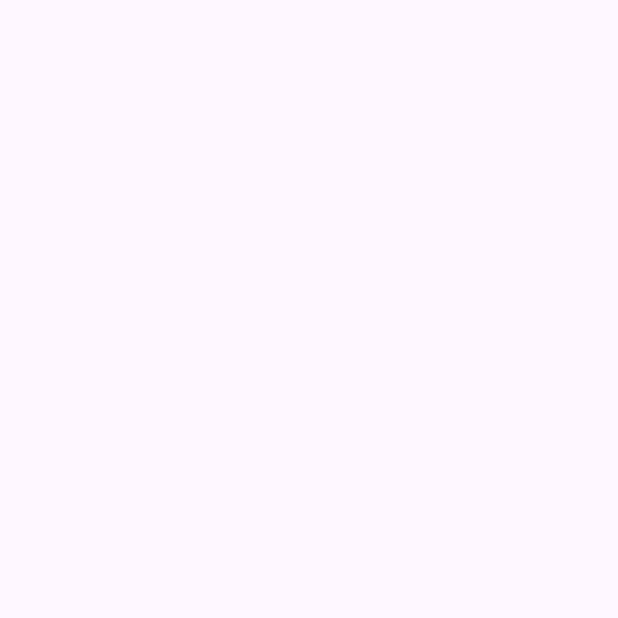
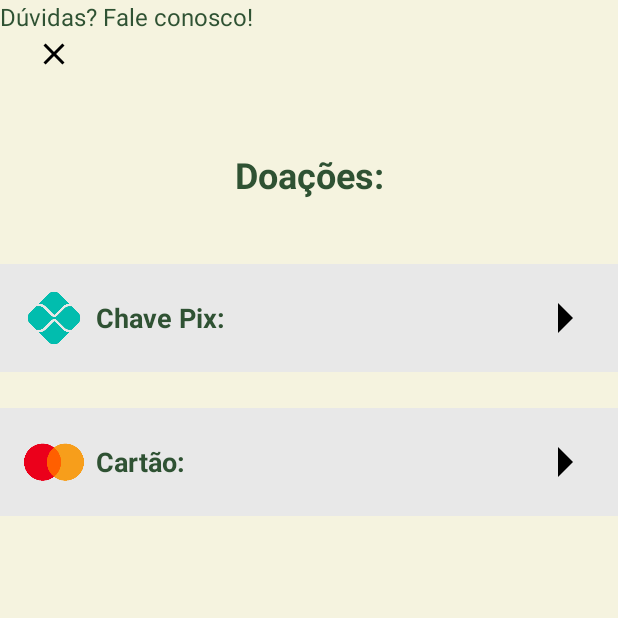
Before and after one commit to mingkiui/hortela, an Android app: the RealizarDoacao screen opened directly, with no data from a screen before it, on a phone screen of 412 x 824 dp, the top half of it. Before the commit the part shown is empty. Run offline under Robolectric (Android 15) with nearby library versions, the phone set to English and light mode, and no system bars.

Commit message:
versão atualizada 29-08
ainda temos um erro na conexão com o bd;
coisei a tela realizardoacao_main.xml

xoxo gossip girl

```diff
--- a/app/src/main/AndroidManifest.xml
+++ b/app/src/main/AndroidManifest.xml
@@ -1,6 +1,8 @@
 <?xml version="1.0" encoding="utf-8"?>
 <manifest xmlns:android="http://schemas.android.com/apk/res/android"
     xmlns:tools="http://schemas.android.com/tools">
+
+    <uses-permission android:name="android.permission.INTERNET"/>
 
     <application
         android:allowBackup="true"
--- /dev/null
+++ b/app/src/main/res/drawable/xis.xml
@@ -0,0 +1,13 @@
+<?xml version="1.0" encoding="utf-8"?>
+<vector xmlns:android="http://schemas.android.com/apk/res/android"
+
+    android:width="48dp"
+    android:height="48dp"
+    android:viewportWidth="24"
+    android:viewportHeight="24">
+        <path
+            android:fillColor="#000000"
+            android:pathData="M10,17l5,-5l-5,-5v10z"/>
+
+
+</vector>
--- a/app/src/main/res/layout/activity_main.xml
+++ b/app/src/main/res/layout/activity_main.xml
@@ -1,22 +1,24 @@
 <?xml version="1.0" encoding="utf-8"?>
 <RelativeLayout xmlns:android="http://schemas.android.com/apk/res/android"
+    xmlns:app="http://schemas.android.com/apk/res-auto"
     android:layout_width="match_parent"
     android:layout_height="match_parent"
     android:background="#E9E6D5">
 
     <!-- Botão de fechar (X) no canto superior esquerdo -->
 
+
+    <!-- Entrar como usuário -->
+
     <ImageView
         android:id="@+id/icon_principal"
-        android:layout_width="370dp"
-        android:layout_height="170dp"
+        android:layout_width="341dp"
+        android:layout_height="142dp"
         android:layout_alignParentEnd="true"
         android:layout_marginTop="9dp"
-        android:layout_marginEnd="20dp"
+        android:layout_marginEnd="26dp"
         android:src="@drawable/iconhortela" />
 
-
-    <!-- Entrar como usuário -->
     <TextView
         android:id="@+id/tvTitle"
         android:layout_width="wrap_content"
@@ -92,19 +94,22 @@
         android:textSize="16sp" />
 
     <!-- Botão Entrar -->
+
     <Button
         android:id="@+id/btnLogin"
         android:layout_width="match_parent"
         android:layout_height="wrap_content"
         android:layout_below="@id/tvForgotPassword"
         android:layout_marginStart="30dp"
-        android:layout_marginTop="20dp"
+        android:layout_marginTop="8dp"
         android:layout_marginEnd="30dp"
-        android:backgroundTint="#119F24"
+        android:backgroundTint="#305932"
         android:padding="12dp"
         android:text="Entrar"
         android:textColor="#FFFFFF"
-        android:textSize="18sp" />
+        android:textSize="18sp"
+        app:cornerRadius="10dp"
+        app:iconPadding="10dp" />
 
     <TextView
         android:id="@+id/tvNoAccount"
@@ -112,9 +117,10 @@
         android:layout_height="wrap_content"
         android:layout_below="@id/btnLogin"
         android:layout_centerHorizontal="true"
-        android:layout_marginTop="25dp"
+        android:layout_marginTop="13dp"
         android:clickable="true"
         android:focusable="true"
+        android:minHeight="48dp"
         android:text="Não tenho conta"
         android:textColor="#2D492D"
         android:textSize="16sp" />
--- a/app/src/main/res/layout/cadastro_main.xml
+++ b/app/src/main/res/layout/cadastro_main.xml
@@ -1,6 +1,7 @@
 <?xml version="1.0" encoding="utf-8"?>
 <RelativeLayout
     xmlns:android="http://schemas.android.com/apk/res/android"
+    xmlns:app="http://schemas.android.com/apk/res-auto"
     android:layout_width="match_parent"
     android:layout_height="match_parent"
     android:background="#E9E6D5">
@@ -101,13 +102,15 @@
         android:id="@+id/btnRegister"
         android:layout_width="match_parent"
         android:layout_height="wrap_content"
+        android:layout_below="@+id/etConfirmPass1"
+        android:layout_marginStart="30dp"
+        android:layout_marginTop="40dp"
+        android:layout_marginEnd="30dp"
+        android:backgroundTint="#305932"
+        android:padding="12dp"
         android:text="Cadastrar-se"
         android:textColor="#FFFFFF"
-        android:background="@drawable/rounded_button"
-        android:layout_marginStart="30dp"
-        android:layout_marginEnd="30dp"
-        android:layout_below="@+id/etConfirmPass1"
-        android:layout_marginTop="40dp"
-        android:padding="12dp"
-        android:textSize="18sp"/>
+        android:textSize="18sp"
+        app:cornerRadius="10dp"
+        app:iconPadding="10dp" />
 </RelativeLayout>
--- a/app/src/main/res/layout/realizardoacao_main.xml
+++ b/app/src/main/res/layout/realizardoacao_main.xml
@@ -1,6 +1,141 @@
 <?xml version="1.0" encoding="utf-8"?>
-<androidx.constraintlayout.widget.ConstraintLayout xmlns:android="http://schemas.android.com/apk/res/android"
+<androidx.constraintlayout.widget.ConstraintLayout
+    xmlns:android="http://schemas.android.com/apk/res/android"
+    xmlns:app="http://schemas.android.com/apk/res-auto"
+    xmlns:tools="http://schemas.android.com/tools"
     android:layout_width="match_parent"
-    android:layout_height="match_parent">
+    android:layout_height="match_parent"
+    android:background="#F5F3DF"
+    tools:ignore="ExtraText">
+
+    <!-- Botão de fechar -->
+    <ImageButton
+        android:id="@+id/btnClose"
+        android:layout_width="40dp"
+        android:layout_height="40dp"
+        android:layout_margin="16dp"
+        android:background="@null"
+        android:src="@drawable/ic_close"
+        app:layout_constraintStart_toStartOf="parent"
+        app:layout_constraintTop_toTopOf="parent"
+        tools:ignore="TouchTargetSizeCheck"
+        android:contentDescription="Voltar" />/>
+
+    <!-- Título "Doações:" -->
+    <TextView
+        android:layout_width="wrap_content"
+        android:layout_height="wrap_content"
+        android:text="Doações:"
+        android:textColor="#2F5233"
+        android:textSize="24sp"
+        android:textStyle="bold"
+        app:layout_constraintTop_toBottomOf="@id/btnClose"
+        app:layout_constraintStart_toStartOf="parent"
+        app:layout_constraintEnd_toEndOf="parent"
+        app:layout_constraintHorizontal_bias="0.5"
+        app:layout_constraintBottom_toTopOf="@id/sectionPix"
+        />
+
+
+    <LinearLayout
+        android:id="@+id/sectionPix"
+        android:layout_width="0dp"
+        android:layout_height="wrap_content"
+        android:layout_marginTop="120dp"
+        android:background="#E8E8E8"
+        android:gravity="center_vertical"
+        android:orientation="horizontal"
+        android:padding="16dp"
+        app:layout_constraintEnd_toEndOf="parent"
+        app:layout_constraintHorizontal_bias="0.0"
+        app:layout_constraintStart_toStartOf="parent"
+        app:layout_constraintTop_toBottomOf="@id/btnClose"
+        tools:ignore="ExtraText">
+
+        <ImageView
+            android:layout_width="40dp"
+            android:layout_height="40dp"
+            android:layout_marginEnd="8dp"
+            android:src="@drawable/doacaopix"
+            />
+
+        <TextView
+            android:layout_width="wrap_content"
+            android:layout_height="wrap_content"
+            android:layout_marginEnd="16dp"
+            android:text="Chave Pix:"
+            android:textColor="#2F5233"
+            android:textSize="18sp"
+            android:textStyle="bold" />
+
+        <Space
+            android:layout_width="0dp"
+            android:layout_height="wrap_content"
+            android:layout_weight="1" />
+
+        <ImageButton
+            android:id="@+id/btnPix"
+            android:layout_width="40dp"
+            android:layout_height="40dp"
+            android:background="@null"
+            android:contentDescription="Fechar seção de pix"
+            android:src="@drawable/xis"
+            tools:ignore="TouchTargetSizeCheck" />/>
+    </LinearLayout>
+
+    <LinearLayout
+        android:id="@+id/sectionCard"
+        android:layout_width="0dp"
+        android:layout_height="wrap_content"
+        android:layout_marginTop="24dp"
+        android:background="#E8E8E8"
+        android:gravity="center_vertical"
+        android:orientation="horizontal"
+        android:padding="16dp"
+        app:layout_constraintEnd_toEndOf="parent"
+        app:layout_constraintHorizontal_bias="0.0"
+        app:layout_constraintStart_toStartOf="parent"
+        app:layout_constraintTop_toBottomOf="@id/sectionPix">
+
+        <ImageView
+            android:layout_width="40dp"
+            android:layout_height="40dp"
+            android:layout_marginEnd="8dp"
+            android:src="@drawable/cartao"
+            android:contentDescription="Fechar seção de cartão" />/>
+
+        <TextView
+            android:layout_width="wrap_content"
+            android:layout_height="wrap_content"
+            android:layout_marginEnd="16dp"
+            android:text="Cartão:"
+            android:textColor="#2F5233"
+            android:textSize="18sp"
+            android:textStyle="bold" />
+
+        <Space
+            android:layout_width="0dp"
+            android:layout_height="wrap_content"
+            android:layout_weight="1" />
+
+        <ImageButton
+            android:id="@+id/btnCard"
+            android:layout_width="40dp"
+            android:layout_height="40dp"
+            android:background="@null"
+            android:contentDescription="Fechar seção de cartão"
+            android:src="@drawable/xis"
+            tools:ignore="TouchTargetSizeCheck" />/>
+    </LinearLayout>
+
+    <TextView
+        android:layout_width="wrap_content"
+        android:layout_height="wrap_content"
+        android:text="Dúvidas? Fale conosco!"
+        android:textColor="#2F5233"
+        android:textSize="16sp"
+        tools:layout_editor_absoluteX="121dp"
+        tools:layout_editor_absoluteY="400dp"
+        tools:ignore="MissingConstraints" />
 
 </androidx.constraintlayout.widget.ConstraintLayout>
```
Also changed, not shown: app/src/main/res/drawable/cartao.png (added).
